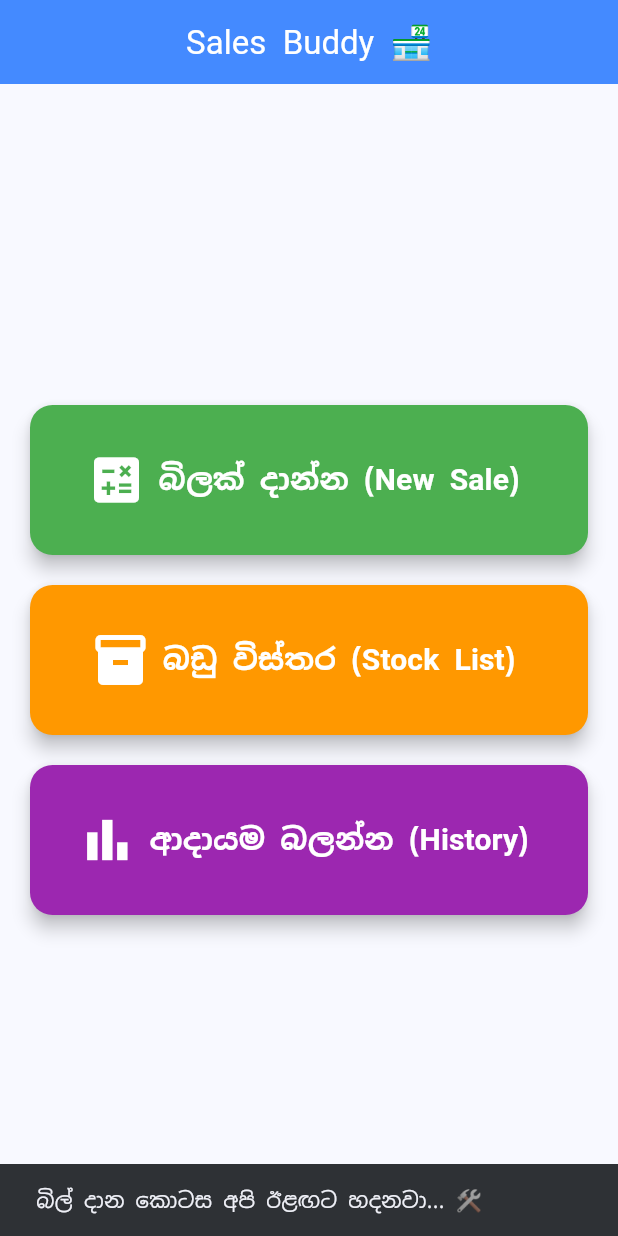
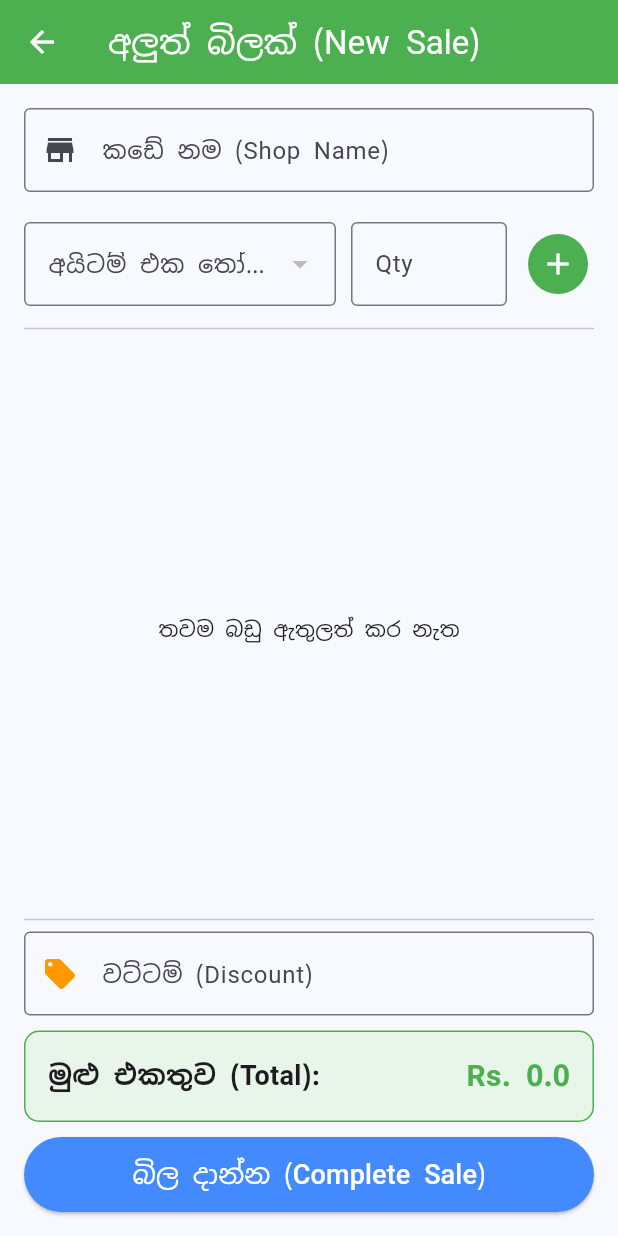
Before and after one commit to Zaincasper69/sales_buddy, a Flutter app: the screen it shows after launch, after a tap on "බිලක් දාන්න (New Sale)", on a phone screen of 412 x 824 dp. Run offline on Flutter 3.47's test engine with Material 3 defaults, Android fonts, the light colour scheme and no system bars; our stand-ins replace google_fonts, sqflite; accounts and stored records are empty.

Commit message:
Added initial billing screen UI

```diff
--- /dev/null
+++ b/lib/screens/billing_screen.dart
@@ -0,0 +1,261 @@
+import 'package:flutter/material.dart';
+import '../db/database_helper.dart';
+
+class BillingScreen extends StatefulWidget {
+  const BillingScreen({super.key});
+
+  @override
+  State<BillingScreen> createState() => _BillingScreenState();
+}
+
+class _BillingScreenState extends State<BillingScreen> {
+  final TextEditingController _shopNameController = TextEditingController();
+  final TextEditingController _qtyController = TextEditingController();
+  final TextEditingController _discountController = TextEditingController();
+
+  List<Map<String, dynamic>> _allProducts = [];
+  List<Map<String, dynamic>> _cartItems = [];
+  Map<String, dynamic>? _selectedProduct;
+
+  @override
+  void initState() {
+    super.initState();
+    _loadProducts();
+  }
+
+  Future<void> _loadProducts() async {
+    final data = await DatabaseHelper.instance.getAllProducts();
+    setState(() {
+      _allProducts = data;
+    });
+  }
+
+  void _addToCart() {
+    if (_selectedProduct == null || _qtyController.text.isEmpty) return;
+
+    final int qty = int.parse(_qtyController.text);
+    final double sellingPrice = _selectedProduct!['selling_price'];
+    final double buyingPrice = _selectedProduct!['buying_price'];
+    final double subTotal = sellingPrice * qty;
+
+    setState(() {
+      _cartItems.add({
+        'product_id': _selectedProduct!['id'],
+        'product_name': _selectedProduct!['name'],
+        'buying_price': buyingPrice,
+        'selling_price': sellingPrice,
+        'qty': qty,
+        'sub_total': subTotal,
+      });
+      _selectedProduct = null;
+      _qtyController.clear();
+    });
+  }
+
+  double _calculateTotal() {
+    double total = 0;
+    for (var item in _cartItems) {
+      total += item['sub_total'];
+    }
+    return total;
+  }
+
+  Future<void> _saveSale() async {
+    if (_shopNameController.text.isEmpty || _cartItems.isEmpty) {
+      ScaffoldMessenger.of(context).showSnackBar(
+        const SnackBar(content: Text('කරුණාකර කඩේ නම සහ බඩු ඇතුලත් කරන්න!')),
+      );
+      return;
+    }
+
+    double totalAmount = _calculateTotal();
+    double discount = _discountController.text.isNotEmpty
+        ? double.parse(_discountController.text)
+        : 0.0;
+
+    double totalProfit = 0;
+    for (var item in _cartItems) {
+      double itemProfit = (item['selling_price'] - item['buying_price']) * item['qty'];
+      totalProfit += itemProfit;
+    }
+    double netProfit = totalProfit - discount;
+
+    Map<String, dynamic> saleRow = {
+      'shop_name': _shopNameController.text,
+      'date': DateTime.now().toIso8601String(),
+      'total_amount': totalAmount,
+      'discount': discount,
+      'net_profit': netProfit,
+    };
+
+    List<Map<String, dynamic>> saleItems = _cartItems.map((item) {
+      return {
+        'product_name': item['product_name'],
+        'quantity': item['qty'],
+        'price_per_unit': item['selling_price']
+      };
+    }).toList();
+
+    await DatabaseHelper.instance.addSale(saleRow, saleItems);
+
+    if (mounted) {
+      ScaffoldMessenger.of(context).showSnackBar(
+        const SnackBar(content: Text('බිල සාර්ථකව සේව් කරා! ✅'), backgroundColor: Colors.green),
+      );
+      Navigator.pop(context);
+    }
+  }
+
+  @override
+  Widget build(BuildContext context) {
+    return Scaffold(
+      appBar: AppBar(
+        title: const Text("අලුත් බිලක් (New Sale)"),
+        backgroundColor: Colors.green,
+        foregroundColor: Colors.white,
+      ),
+      body: Padding(
+        padding: const EdgeInsets.all(16.0),
+        child: Column(
+          children: [
+            TextField(
+              controller: _shopNameController,
+              decoration: const InputDecoration(
+                labelText: "කඩේ නම (Shop Name)",
+                border: OutlineInputBorder(),
+                prefixIcon: Icon(Icons.store),
+              ),
+            ),
+            const SizedBox(height: 20),
+
+            Row(
+              children: [
+                Expanded(
+                  flex: 2,
+                  child: DropdownButtonFormField<Map<String, dynamic>>(
+                    decoration: const InputDecoration(
+                      labelText: "අයිටම් එක තෝරන්න",
+                      border: OutlineInputBorder(),
+                    ),
+                    value: _selectedProduct,
+                    items: _allProducts.map((product) {
+                      return DropdownMenuItem(
+                        value: product,
+                        child: Text(
+                          "${product['name']} (Rs.${product['selling_price']})",
+                          overflow: TextOverflow.ellipsis,
+                        ),
+                      );
+                    }).toList(),
+                    onChanged: (val) {
+                      setState(() {
+                        _selectedProduct = val;
+                      });
+                    },
+                  ),
+                ),
+                const SizedBox(width: 10),
+                Expanded(
+                  flex: 1,
+                  child: TextField(
+                    controller: _qtyController,
+                    keyboardType: TextInputType.number,
+                    decoration: const InputDecoration(
+                      labelText: "Qty",
+                      border: OutlineInputBorder(),
+                    ),
+                  ),
+                ),
+                const SizedBox(width: 10),
+                IconButton.filled(
+                  onPressed: _addToCart,
+                  icon: const Icon(Icons.add),
+                  style: IconButton.styleFrom(backgroundColor: Colors.green),
+                )
+              ],
+            ),
+            const Divider(height: 30),
+
+            Expanded(
+              child: _cartItems.isEmpty
+                  ? const Center(child: Text("තවම බඩු ඇතුලත් කර නැත"))
+                  : ListView.builder(
+                      itemCount: _cartItems.length,
+                      itemBuilder: (context, index) {
+                        final item = _cartItems[index];
+                        return Card(
+                          color: Colors.grey.shade100,
+                          child: ListTile(
+                            title: Text(item['product_name']),
+                            subtitle: Text("${item['qty']} x ${item['selling_price']}"),
+                            trailing: Row(
+                              mainAxisSize: MainAxisSize.min,
+                              children: [
+                                Text(
+                                  "Rs. ${item['sub_total']}",
+                                  style: const TextStyle(fontWeight: FontWeight.bold),
+                                ),
+                                IconButton(
+                                  icon: const Icon(Icons.remove_circle, color: Colors.red),
+                                  onPressed: () {
+                                    setState(() {
+                                      _cartItems.removeAt(index);
+                                    });
+                                  },
+                                )
+                              ],
+                            ),
+                          ),
+                        );
+                      },
+                    ),
+            ),
+
+            const Divider(),
+            TextField(
+              controller: _discountController,
+              keyboardType: TextInputType.number,
+              decoration: const InputDecoration(
+                labelText: "වට්ටම් (Discount)",
+                prefixIcon: Icon(Icons.local_offer, color: Colors.orange),
+                border: OutlineInputBorder(),
+              ),
+            ),
+            const SizedBox(height: 10),
+            Container(
+              padding: const EdgeInsets.all(15),
+              decoration: BoxDecoration(
+                color: Colors.green.shade50,
+                borderRadius: BorderRadius.circular(10),
+                border: Border.all(color: Colors.green),
+              ),
+              child: Row(
+                mainAxisAlignment: MainAxisAlignment.spaceBetween,
+                children: [
+                  const Text("මුළු එකතුව (Total):", style: TextStyle(fontSize: 18, fontWeight: FontWeight.bold)),
+                  Text(
+                    "Rs. ${_calculateTotal()}",
+                    style: const TextStyle(fontSize: 20, fontWeight: FontWeight.bold, color: Colors.green),
+                  ),
+                ],
+              ),
+            ),
+            const SizedBox(height: 10),
+            SizedBox(
+              width: double.infinity,
+              height: 50,
+              child: ElevatedButton(
+                onPressed: _saveSale,
+                style: ElevatedButton.styleFrom(
+                  backgroundColor: Colors.blueAccent,
+                  foregroundColor: Colors.white,
+                ),
+                child: const Text("බිල දාන්න (Complete Sale)", style: TextStyle(fontSize: 18)),
+              ),
+            ),
+          ],
+        ),
+      ),
+    );
+  }
+}
--- a/lib/screens/home_screen.dart
+++ b/lib/screens/home_screen.dart
@@ -1,5 +1,6 @@
 import 'package:flutter/material.dart';
 import 'stock_list_screen.dart';
+import 'billing_screen.dart';
 
 class HomeScreen extends StatelessWidget {
   const HomeScreen({super.key});
@@ -18,15 +19,17 @@ class HomeScreen extends StatelessWidget {
         child: Column(
           mainAxisAlignment: MainAxisAlignment.center,
           children: [
-
             _buildDashboardButton(
               context,
               icon: Icons.calculate,
               title: "බිලක් දාන්න (New Sale)",
               color: Colors.green,
               onTap: () {
-                 ScaffoldMessenger.of(context).showSnackBar(
-                  const SnackBar(content: Text("බිල් දාන කොටස අපි ඊළඟට හදනවා... 🛠️")),
+                Navigator.push(
+                  context,
+                  MaterialPageRoute(
+                    builder: (context) => const BillingScreen(),
+                  ),
                 );
               },
             ),
@@ -38,10 +41,11 @@ class HomeScreen extends StatelessWidget {
               title: "බඩු විස්තර (Stock List)",
               color: Colors.orange,
               onTap: () {
-
                 Navigator.push(
                   context,
-                  MaterialPageRoute(builder: (context) => const StockListScreen()),
+                  MaterialPageRoute(
+                    builder: (context) => const StockListScreen(),
+                  ),
                 );
               },
             ),
@@ -53,8 +57,10 @@ class HomeScreen extends StatelessWidget {
               title: "ආදායම බලන්න (History)",
               color: Colors.purple,
               onTap: () {
-                 ScaffoldMessenger.of(context).showSnackBar(
-                  const SnackBar(content: Text("රිපෝට් කොටස අපි පසුව හදමු... 🛠️")),
+                ScaffoldMessenger.of(context).showSnackBar(
+                  const SnackBar(
+                    content: Text("රිපෝට් කොටස අපි පසුව හදමු... 🛠️"),
+                  ),
                 );
               },
             ),
@@ -64,7 +70,13 @@ class HomeScreen extends StatelessWidget {
     );
   }
 
-  Widget _buildDashboardButton(BuildContext context, {required IconData icon, required String title, required Color color, required VoidCallback onTap}) {
+  Widget _buildDashboardButton(
+    BuildContext context, {
+    required IconData icon,
+    required String title,
+    required Color color,
+    required VoidCallback onTap,
+  }) {
     return SizedBox(
       width: double.infinity,
       height: 100,
```
